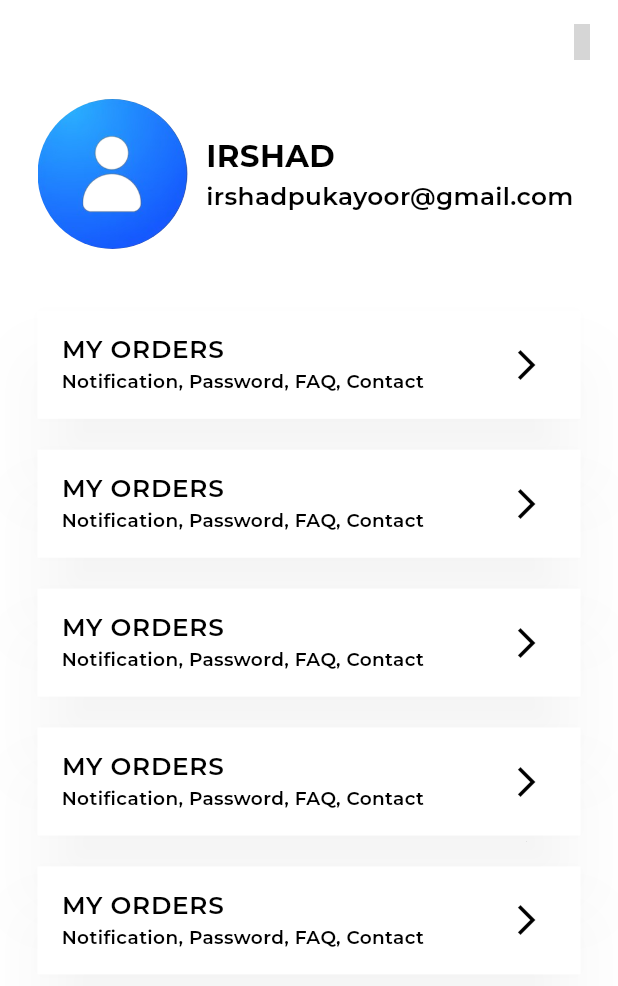
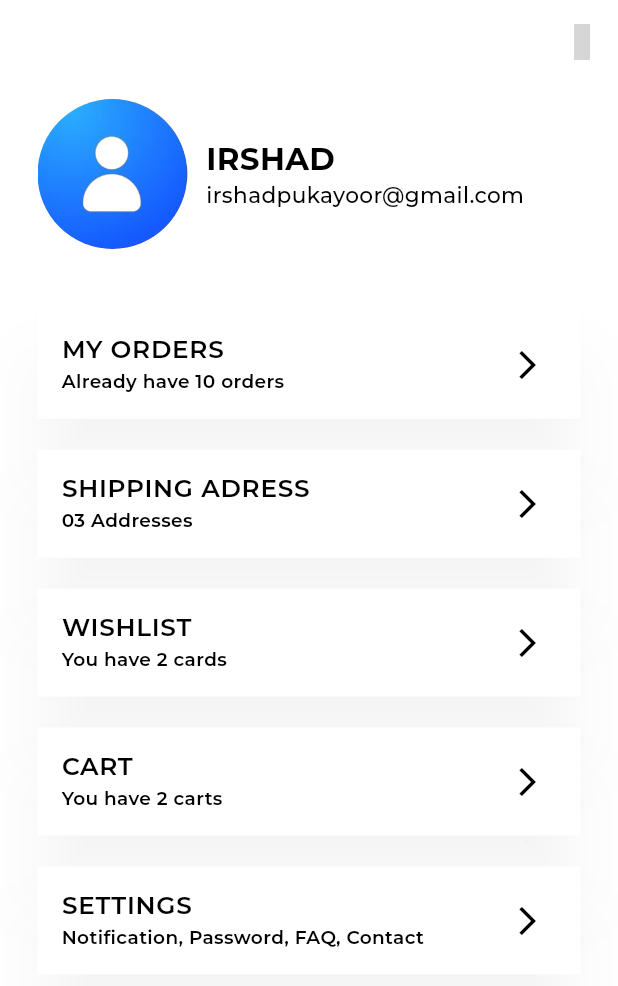
Before and after one commit to IrshadPeruvallur/ecommerce_app_api, a Flutter app: the ProfileTab screen opened directly, on a phone screen of 412 x 824 dp. Shown: the top 986 px of the screen. Run offline on Flutter 3.47's test engine with Material 3 defaults, Android fonts, the phone set to English and light mode, and no system bars; our stand-ins replace dio, dot_navigation_bar, email_validator, google_fonts, readmore, shared_preferences; missing offline and left inert: enefty_icons; accounts and stored records are empty; grey boxes are pictures that could not be loaded.

Commit message:
update ui

```diff
--- /dev/null
+++ b/lib/controller/pages_controller/setting_page_controller.dart
@@ -0,0 +1,28 @@
+import 'package:ecommerce_api/view/blank_page.dart';
+import 'package:flutter/material.dart';
+
+class SettingsProvider extends ChangeNotifier {
+  bool isUsernameEdit = true;
+  bool isPasswordEdit = true;
+  final List listTitles = [
+    'FAQ',
+    'Contact Us',
+    'Privacy & Terms',
+  ];
+
+  final List<Widget> listTabs = [
+    BlankPage(name: 'FAQ'),
+    BlankPage(name: 'Contact Us'),
+    BlankPage(name: 'Privacy & Terms'),
+  ];
+
+  void userNameClicked() {
+    isUsernameEdit = !isUsernameEdit;
+    notifyListeners();
+  }
+
+  void passwordClicked() {
+    isPasswordEdit = !isPasswordEdit;
+    notifyListeners();
+  }
+}
--- a/lib/main.dart
+++ b/lib/main.dart
@@ -1,5 +1,6 @@
 import 'package:ecommerce_api/controller/bottom_provider.dart';
 import 'package:ecommerce_api/controller/data_provider.dart';
+import 'package:ecommerce_api/controller/pages_controller/setting_page_controller.dart';
 import 'package:ecommerce_api/controller/store_provider.dart';
 import 'package:ecommerce_api/controller/user_provider.dart';
 import 'package:ecommerce_api/controller/wishlist_provider.dart';
@@ -40,11 +41,14 @@ class MyApp extends StatelessWidget {
         ChangeNotifierProvider(
           create: (context) => StoreProvider(),
         ),
+        ChangeNotifierProvider(
+          create: (context) => SettingsProvider(),
+        ),
       ],
       child: MaterialApp(
         theme: ThemeData(
             textTheme: TextTheme(
-              titleLarge: GoogleFonts.montserrat(fontWeight: FontWeight.w700),
+              titleLarge: GoogleFonts.yesevaOne(fontWeight: FontWeight.w700),
               bodyLarge: GoogleFonts.montserrat(),
               bodyMedium: GoogleFonts.montserrat(),
               displayLarge: GoogleFonts.montserrat(),
--- a/lib/view/tabs/cart_tab.dart
+++ b/lib/view/tabs/cart_tab.dart
@@ -9,8 +9,6 @@ class CartTab extends StatelessWidget {
     Size size = MediaQuery.of(context).size;
     return Scaffold(
       appBar: AppBar(
-        leading: IconButton(
-            onPressed: () {}, icon: Icon(EneftyIcons.search_normal_2_outline)),
         actions: [
           IconButton(
               onPressed: () {}, icon: Icon(EneftyIcons.shopping_cart_outline))
--- a/lib/view/tabs/profile.dart
+++ b/lib/view/tabs/profile.dart
@@ -1,10 +1,37 @@
+import 'package:ecommerce_api/controller/store_provider.dart';
+import 'package:ecommerce_api/view/tabs/cart_tab.dart';
+import 'package:ecommerce_api/view/tabs/profile_pages/settings.dart';
+import 'package:ecommerce_api/view/tabs/wishlist_tab.dart';
+import 'package:ecommerce_api/view/welcome/welcome.dart';
+import 'package:ecommerce_api/view/widgets/normel_widgets.dart';
 import 'package:enefty_icons/enefty_icons.dart';
 import 'package:flutter/material.dart';
 import 'package:google_fonts/google_fonts.dart';
+import 'package:provider/provider.dart';
 
 class ProfileTab extends StatelessWidget {
-  const ProfileTab({super.key});
-
+  ProfileTab({super.key});
+  final List listTitles = [
+    'my orders',
+    'shipping adress',
+    'Wishlist',
+    'cart',
+    'settings',
+  ];
+  final List listSubTitles = [
+    'Already have 10 orders',
+    '03 Addresses',
+    'You have 2 cards',
+    'You have 2 carts',
+    'Notification, Password, FAQ, Contact',
+  ];
+  final List<Widget> listTabs = [
+    SettingsPage(),
+    SettingsPage(),
+    WishListTab(),
+    CartTab(),
+    SettingsPage(),
+  ];
   @override
   Widget build(BuildContext context) {
     Size size = MediaQuery.of(context).size;
@@ -12,16 +39,22 @@ class ProfileTab extends StatelessWidget {
       appBar: AppBar(
         automaticallyImplyLeading: false,
         actions: [
-          IconButton(onPressed: () {}, icon: Icon(EneftyIcons.logout_outline))
+          IconButton(
+              onPressed: () async {
+                logOut(context);
+              },
+              icon: const Icon(
+                EneftyIcons.logout_outline,
+              ))
         ],
       ),
       body: Padding(
-        padding: EdgeInsets.fromLTRB(25, 10, 25, 0),
+        padding: const EdgeInsets.fromLTRB(25, 10, 25, 0),
         child: Column(
           children: [
             Row(
               children: [
-                CircleAvatar(
+                const CircleAvatar(
                   backgroundImage: AssetImage('assets/icons/profile icons.png'),
                   radius: 50,
                   backgroundColor: Colors.white,
@@ -42,8 +75,8 @@ class ProfileTab extends StatelessWidget {
                     Text(
                       "irshadpukayoor@gmail.com",
                       style: TextStyle(
-                        fontWeight: FontWeight.w600,
-                        fontSize: size.width * .04,
+                        fontWeight: FontWeight.w500,
+                        fontSize: size.width * .035,
                       ),
                     )
                   ],
@@ -57,23 +90,29 @@ class ProfileTab extends StatelessWidget {
               child: ListView.separated(
                 itemBuilder: (context, index) => Material(
                   elevation: 20,
-                  shadowColor: Color.fromARGB(48, 0, 0, 0),
+                  shadowColor: const Color.fromARGB(48, 0, 0, 0),
                   child: ListTile(
+                    onTap: () => Navigator.push(
+                        context,
+                        MaterialPageRoute(
+                          builder: (context) => listTabs[index],
+                        )),
                     title: Text(
-                      'MY ORDERS',
+                      listTitles[index].toString().toUpperCase(),
                       style: GoogleFonts.montserrat(
                         fontWeight: FontWeight.w600,
                         fontSize: size.width * .04,
                       ),
                     ),
                     subtitle: Text(
-                      'Notification, Password, FAQ, Contact',
+                      listSubTitles[index],
                       style: TextStyle(
                         fontWeight: FontWeight.w600,
                         fontSize: size.width * .03,
                       ),
                     ),
-                    trailing: Icon(Icons.arrow_forward_ios_outlined),
+                    trailing: Icon(Icons.arrow_forward_ios_outlined,
+                        size: size.width * 0.055),
                   ),
                 ),
                 separatorBuilder: (context, index) => SizedBox(
@@ -87,4 +126,31 @@ class ProfileTab extends StatelessWidget {
       ),
     );
   }
+
+  Future<void> logOut(context) async {
+    final getProvider = Provider.of<StoreProvider>(context, listen: false);
+    getProvider.clearUserId();
+    getProvider.clearToken();
+    showDialog(
+      context: context,
+      builder: (BuildContext context) {
+        return Container(
+          color: Colors.white,
+          child: const Center(
+            child: CircularProgressIndicator(),
+          ),
+        );
+      },
+    );
+    await Future.delayed(const Duration(seconds: 2));
+    Navigator.pop(context);
+    Navigator.pushAndRemoveUntil(
+        context,
+        MaterialPageRoute(
+          builder: (context) => const Welcome(),
+        ),
+        (route) => false);
+
+    showSuccessSnackbar(context, 'Log out Successfully');
+  }
 }
```
Also changed, not shown: lib/view/blank_page.dart (added, +18 -0 lines), lib/view/tabs/profile_pages/settings.dart (added, +208 -0 lines).
